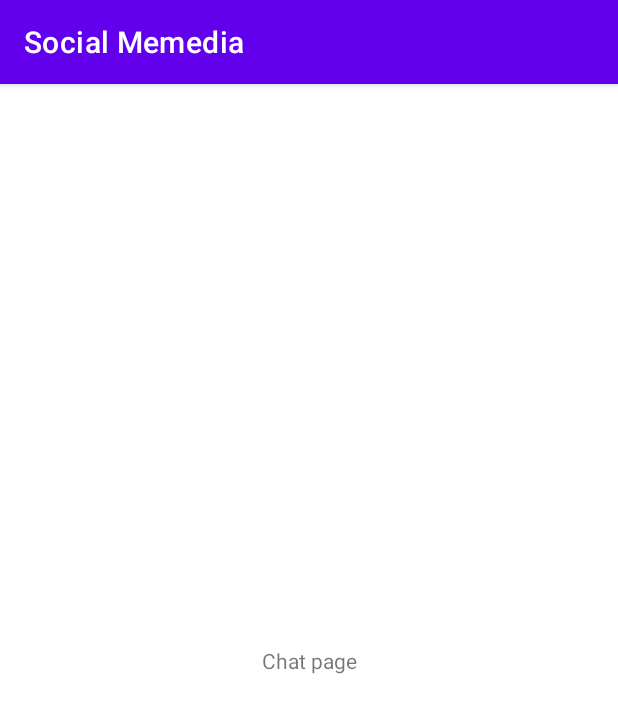
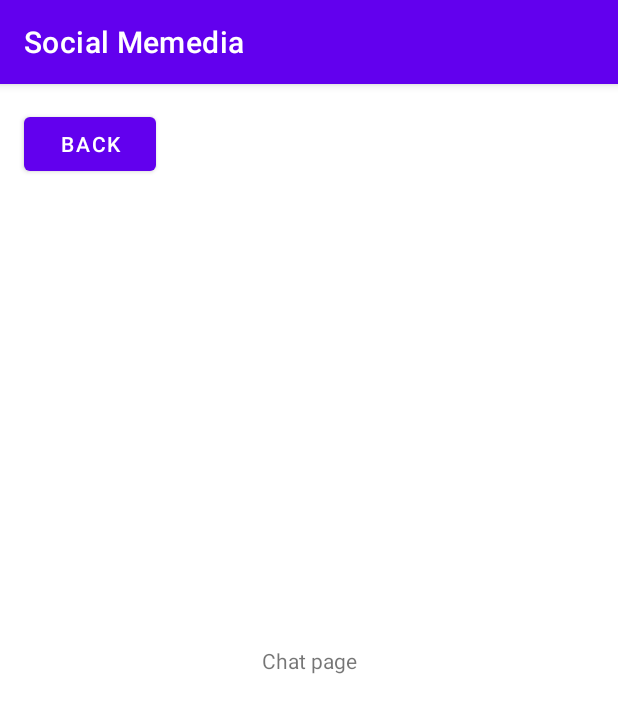
Before and after one commit to YutingShang/SocialMemedia, an Android app: the ChatActivity screen opened directly, with no data from a screen before it, on a phone screen of 412 x 824 dp. Shown: the top 713 px of the screen. Run offline under Robolectric (Android 15) with nearby library versions, the phone set to English and light mode, and no system bars.

Commit message:
Contact List and Chat page buttons Social Memedia V 1.0

```diff
--- a/app/src/main/java/com/example/socialmemedia/ChatActivity.java
+++ b/app/src/main/java/com/example/socialmemedia/ChatActivity.java
@@ -2,13 +2,29 @@ package com.example.socialmemedia;
 
 import androidx.appcompat.app.AppCompatActivity;
 
+import android.content.Intent;
 import android.os.Bundle;
+import android.view.View;
+import android.widget.Button;
 
 public class ChatActivity extends AppCompatActivity {
+
+    Button backButton;
 
     @Override
     protected void onCreate(Bundle savedInstanceState) {
         super.onCreate(savedInstanceState);
         setContentView(R.layout.activity_chat);
+
+        backButton= findViewById(R.id.backbuttonChat);
+
+        backButton.setOnClickListener(new View.OnClickListener() {
+            @Override
+            public void onClick(View v) {
+                Intent intent = new Intent(ChatActivity.this, ContactListActivity.class);
+                startActivity(intent);
+            }
+        });
+
     }
 }
--- a/app/src/main/java/com/example/socialmemedia/SignUpActivity.java
+++ b/app/src/main/java/com/example/socialmemedia/SignUpActivity.java
@@ -27,7 +27,7 @@ public class SignUpActivity extends AppCompatActivity {
     }
 
     public void openContactList(){
-        Intent intent = new Intent(this, ContactListActivity.class);
+        Intent intent = new Intent(SignUpActivity.this, ContactListActivity.class);
         startActivity(intent);
     }
 }
--- a/app/src/main/res/layout/activity_chat.xml
+++ b/app/src/main/res/layout/activity_chat.xml
@@ -16,5 +16,15 @@
         app:layout_constraintRight_toRightOf="parent"
         app:layout_constraintTop_toTopOf="parent" />
 
+    <Button
+        android:id="@+id/backbuttonChat"
+        android:layout_width="wrap_content"
+        android:layout_height="wrap_content"
+        android:layout_marginStart="16dp"
+        android:layout_marginTop="16dp"
+        android:text="Back"
+        app:layout_constraintStart_toStartOf="parent"
+        app:layout_constraintTop_toTopOf="parent" />
+
 
 </androidx.constraintlayout.widget.ConstraintLayout>
```
Also changed, not shown: app/src/main/java/com/example/socialmemedia/ContactListActivity.java (+10 -1 lines), app/src/main/res/layout/activity_contact_list.xml (+5 -3 lines).
